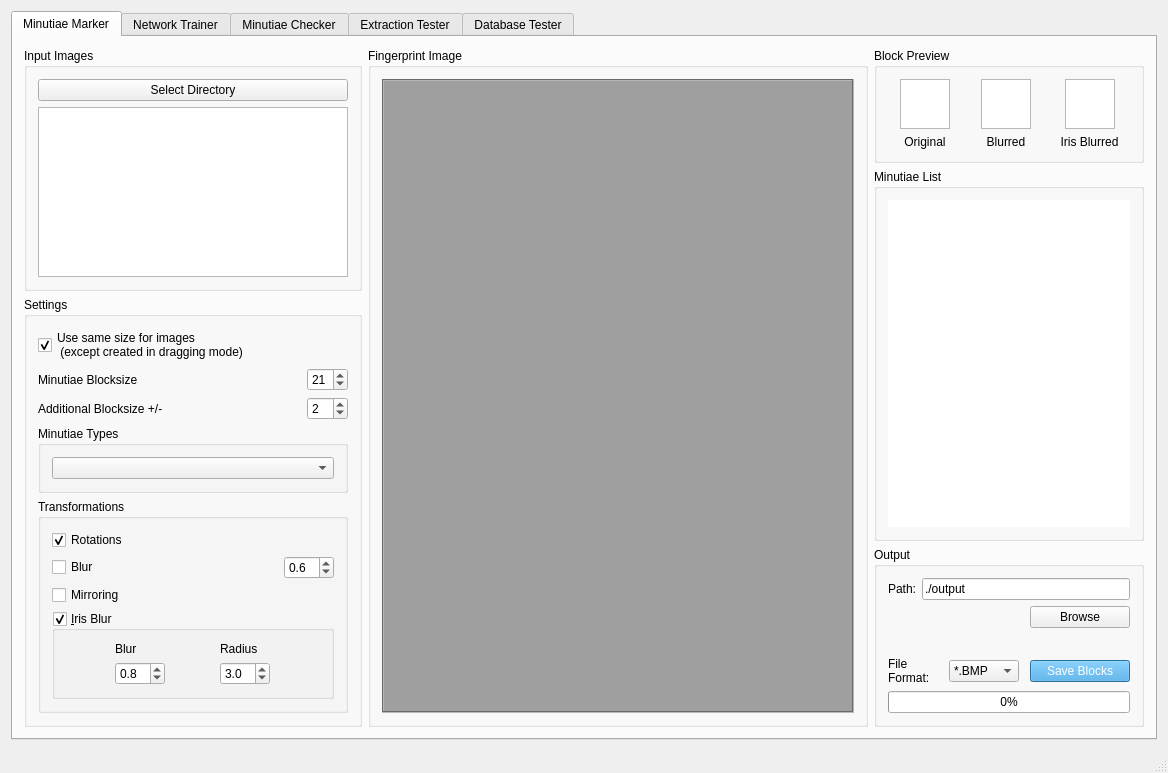
Before: the Qt Designer form mainwindow.ui in Peto-RS/DBOX-MTCT, drawn with Qt 5.
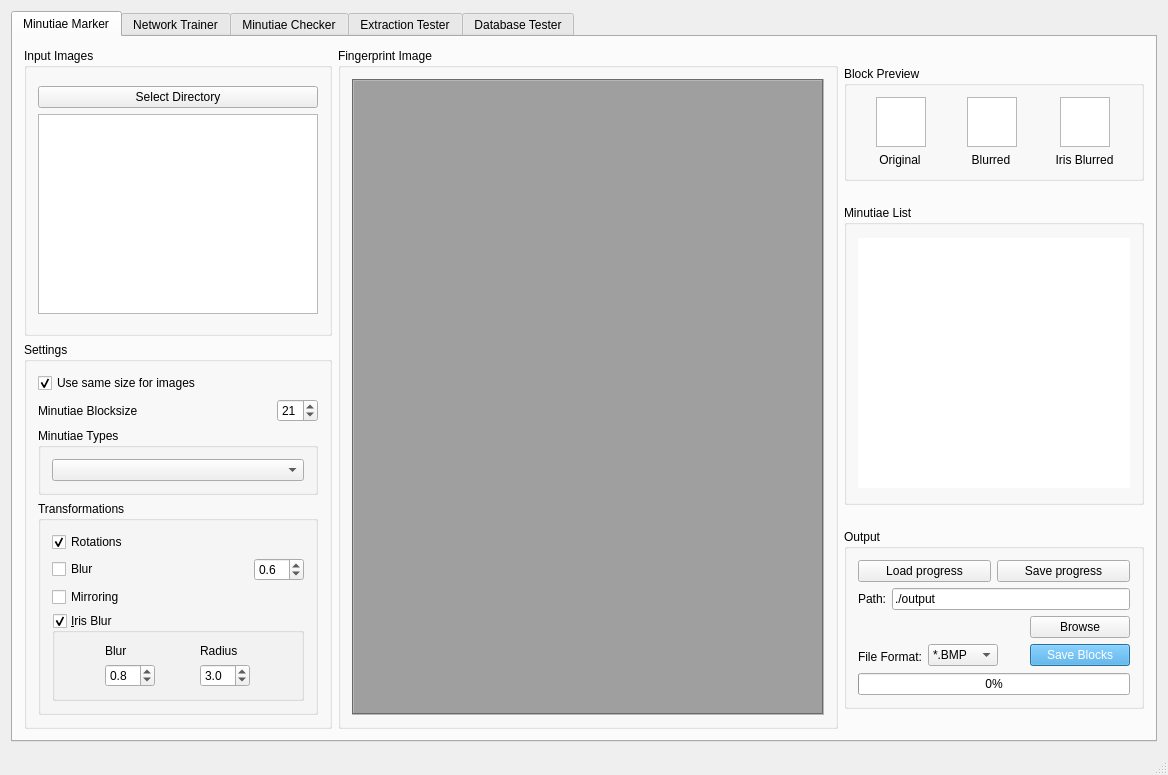
After: the same form once the commit is applied. Custom widgets are drawn as their Qt base class.

The edit to the form file:
```diff
--- a/mainwindow.ui
+++ b/mainwindow.ui
@@ -7,7 +7,7 @@
     <x>0</x>
     <y>0</y>
     <width>1168</width>
-    <height>773</height>
+    <height>775</height>
    </rect>
   </property>
   <property name="windowTitle">
@@ -93,8 +93,7 @@
              <item>
               <widget class="QCheckBox" name="checkBox_marker_useUniqueSize">
                <property name="text">
-                <string>Use same size for images
- (except created in dragging mode)</string>
+                <string>Use same size for images</string>
                </property>
                <property name="checked">
                 <bool>true</bool>
@@ -131,36 +130,6 @@
                </item>
               </layout>
              </item>
-             <item>
-              <layout class="QHBoxLayout" name="horizontalLayout_25">
-               <item>
-                <widget class="QLabel" name="label_additionalBlocks">
-                 <property name="sizePolicy">
-                  <sizepolicy hsizetype="Preferred" vsizetype="Preferred">
-                   <horstretch>0</horstretch>
-                   <verstretch>0</verstretch>
-                  </sizepolicy>
-                 </property>
-                 <property name="text">
-                  <string>Additional Blocksize +/-</string>
-                 </property>
-                </widget>
-               </item>
-               <item>
-                <widget class="QSpinBox" name="spinBox_additionalBlocks">
-                 <property name="sizePolicy">
-                  <sizepolicy hsizetype="Fixed" vsizetype="Fixed">
-                   <horstretch>0</horstretch>
-                   <verstretch>0</verstretch>
-                  </sizepolicy>
-                 </property>
-                 <property name="value">
-                  <number>2</number>
-                 </property>
-                </widget>
-               </item>
-              </layout>
-             </item>
              <item>
               <widget class="QGroupBox" name="groupBox_minutiaeType">
                <property name="title">
@@ -278,6 +247,9 @@
                 </item>
                 <item>
                  <widget class="QGroupBox" name="groupBox_marker_irisBlur">
+                  <property name="enabled">
+                   <bool>true</bool>
+                  </property>
                   <property name="title">
                    <string>&amp;Iris Blur</string>
                   </property>
@@ -433,7 +405,7 @@
             </property>
             <property name="maximumSize">
              <size>
-              <width>270</width>
+              <width>300</width>
               <height>115</height>
              </size>
             </property>
@@ -788,16 +760,22 @@
           </item>
           <item>
            <widget class="QGroupBox" name="groupBox_marker_minutiaeList">
+            <property name="sizePolicy">
+             <sizepolicy hsizetype="Preferred" vsizetype="Preferred">
+              <horstretch>0</horstretch>
+              <verstretch>0</verstretch>
+             </sizepolicy>
+            </property>
             <property name="minimumSize">
              <size>
-              <width>270</width>
+              <width>300</width>
               <height>0</height>
              </size>
             </property>
             <property name="maximumSize">
              <size>
               <width>270</width>
-              <height>16777215</height>
+              <height>300</height>
              </size>
             </property>
             <property name="title">
@@ -808,8 +786,8 @@
               <widget class="QTableWidget" name="tableWidget_minutiae">
                <property name="maximumSize">
                 <size>
-                 <width>256</width>
-                 <height>16777215</height>
+                 <width>285</width>
+                 <height>250</height>
                 </size>
                </property>
                <property name="autoFillBackground">
@@ -860,7 +838,7 @@
             </property>
             <property name="maximumSize">
              <size>
-              <width>270</width>
+              <width>300</width>
               <height>180</height>
              </size>
             </property>
@@ -868,6 +846,24 @@
              <string>Output</string>
             </property>
             <layout class="QVBoxLayout" name="verticalLayout_10">
+             <item>
+              <layout class="QHBoxLayout" name="horizontalLayout_25">
+               <item>
+                <widget class="QPushButton" name="pushButton_marker_loadProgress">
+                 <property name="text">
+                  <string>Load progress</string>
+                 </property>
+                </widget>
+               </item>
+               <item>
+                <widget class="QPushButton" name="pushButton_marker_saveProgress">
+                 <property name="text">
+                  <string>Save progress</string>
+                 </property>
+                </widget>
+               </item>
+              </layout>
+             </item>
              <item>
               <layout class="QHBoxLayout" name="horizontalLayout_5">
                <item>
@@ -937,22 +933,6 @@
                </item>
               </layout>
              </item>
-             <item>
-              <spacer name="verticalSpacer_6">
-               <property name="orientation">
-                <enum>Qt::Vertical</enum>
-               </property>
-               <property name="sizeType">
-                <enum>QSizePolicy::Fixed</enum>
-               </property>
-               <property name="sizeHint" stdset="0">
-                <size>
-                 <width>20</width>
-                 <height>10</height>
-                </size>
-               </property>
-              </spacer>
-             </item>
              <item>
               <spacer name="verticalSpacer_4">
                <property name="orientation">
@@ -970,6 +950,12 @@
               <layout class="QHBoxLayout" name="horizontalLayout">
                <item>
                 <widget class="QLabel" name="label_outputFormat">
+                 <property name="sizePolicy">
+                  <sizepolicy hsizetype="MinimumExpanding" vsizetype="Preferred">
+                   <horstretch>0</horstretch>
+                   <verstretch>0</verstretch>
+                  </sizepolicy>
+                 </property>
                  <property name="minimumSize">
                   <size>
                    <width>0</width>
```
